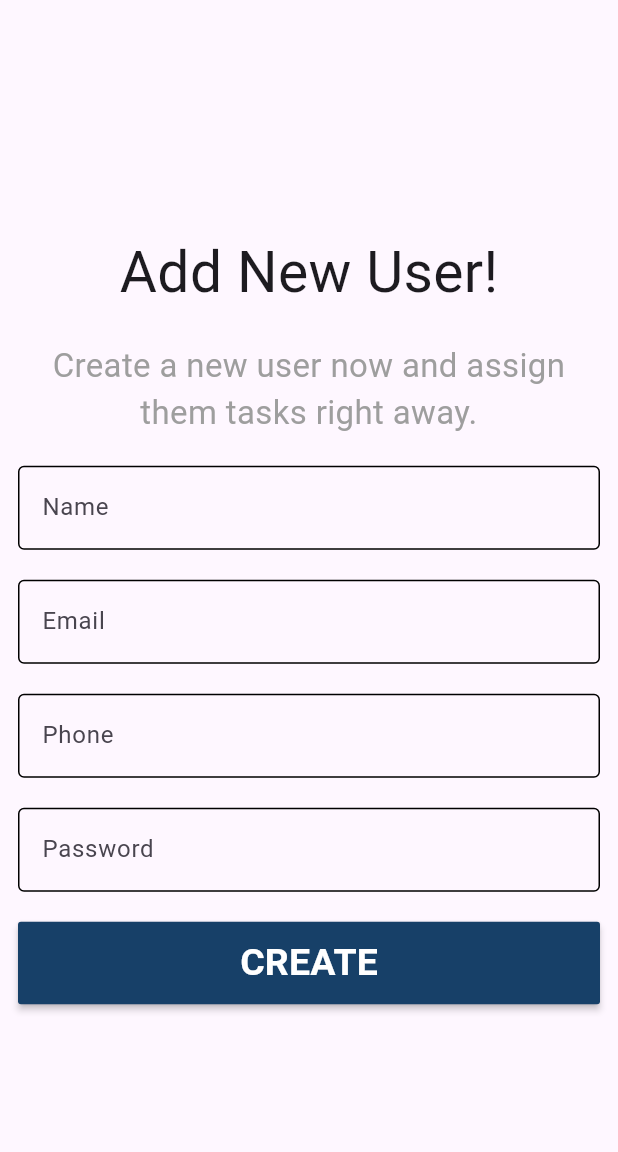
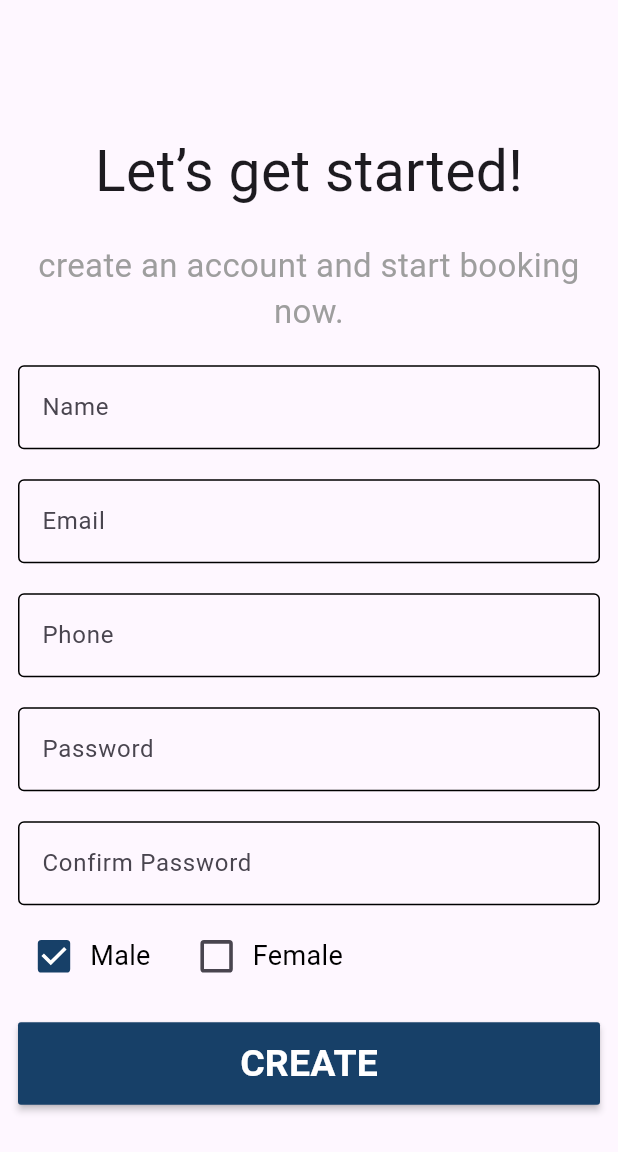
Before and after one commit to MostafaAlyy/Vcare, a Flutter app: the screen it shows after launch, on a phone screen of 412 x 824 dp. Shown: the top 1152 px of the screen. Run offline on Flutter 3.47's test engine with Material 2 defaults, Android fonts, the phone set to English and light mode, and no system bars; our stand-ins replace dio, flutter_bloc.

```diff
--- a/lib/Core/ColorHelper.dart
+++ b/lib/Core/ColorHelper.dart
@@ -1,5 +1,5 @@
 import 'package:flutter/material.dart';
 
 class ColorHelper {
-  static const mainColor = Color(0xff174068);
+  static const Color mainColor = Color(0xff174068);
 }
--- a/lib/Features/Auth/View/Pages/register.dart
+++ b/lib/Features/Auth/View/Pages/register.dart
@@ -15,7 +15,9 @@ class _RegisterPageState extends State<RegisterPage> {
   final TextEditingController emailController = TextEditingController();
   final TextEditingController phoneController = TextEditingController();
   final TextEditingController passwordController = TextEditingController();
-
+  final TextEditingController passwordConfirmController =
+      TextEditingController();
+  bool male = true;
   @override
   Widget build(BuildContext context) {
     return BlocProvider(
@@ -35,7 +37,7 @@ class _RegisterPageState extends State<RegisterPage> {
                   mainAxisAlignment: MainAxisAlignment.center,
                   children: [
                     Text(
-                      "Add New User!",
+                      "Let’s get started!",
                       style: TextStyle(
                           fontSize:
                               MediaQuery.of(context).textScaleFactor * 38),
@@ -44,7 +46,7 @@ class _RegisterPageState extends State<RegisterPage> {
                       height: 20,
                     ),
                     Text(
-                      "Create a new user now and assign them tasks right away.",
+                      "create an account and start booking now.",
                       textAlign: TextAlign.center,
                       style: TextStyle(
                           color: Colors.grey,
@@ -98,6 +100,77 @@ class _RegisterPageState extends State<RegisterPage> {
                     const SizedBox(
                       height: 20,
                     ),
+                    TextFormField(
+                      controller: passwordConfirmController,
+                      keyboardType: TextInputType.emailAddress,
+                      decoration: const InputDecoration(
+                        enabledBorder: OutlineInputBorder(),
+                        labelText: "Confirm Password",
+                      ),
+                    ),
+                    const SizedBox(
+                      height: 10,
+                    ),
+                    Row(
+                      children: [
+                        Row(
+                          children: [
+                            Transform.scale(
+                              scale: 1.2,
+                              child: Checkbox(
+                                activeColor: ColorHelper.mainColor,
+                                checkColor: Colors.white,
+                                value: male,
+                                onChanged: (bool? value) {
+                                  setState(() {
+                                    male = value!;
+                                  });
+                                },
+                              ),
+                            ),
+                            Text(
+                              'Male',
+                              style: TextStyle(
+                                  color: Colors.black,
+                                  fontSize:
+                                      MediaQuery.of(context).textScaleFactor *
+                                          18),
+                            )
+                          ],
+                        ),
+                        const SizedBox(
+                          width: 20,
+                        ),
+                        Row(
+                          children: [
+                            Transform.scale(
+                              scale: 1.2,
+                              child: Checkbox(
+                                activeColor: ColorHelper.mainColor,
+                                checkColor: Colors.white,
+                                value: !male,
+                                onChanged: (bool? value) {
+                                  setState(() {
+                                    male = !value!;
+                                  });
+                                },
+                              ),
+                            ),
+                            Text(
+                              'Female',
+                              style: TextStyle(
+                                  color: Colors.black,
+                                  fontSize:
+                                      MediaQuery.of(context).textScaleFactor *
+                                          18),
+                            )
+                          ],
+                        ),
+                      ],
+                    ),
+                    const SizedBox(
+                      height: 20,
+                    ),
                     SizedBox(
                       width: double.infinity,
                       height: MediaQuery.of(context).size.height / 15,
--- a/lib/main.dart
+++ b/lib/main.dart
@@ -1,6 +1,7 @@
 // ignore_for_file: use_key_in_widget_constructors
 
 import 'package:flutter/material.dart';
+import 'package:vcare/Core/ColorHelper.dart';
 import 'package:vcare/Features/Auth/View/Pages/register.dart';
 
 void main() => runApp(MyApp());
@@ -11,8 +12,9 @@ class MyApp extends StatelessWidget {
     return MaterialApp(
       debugShowCheckedModeBanner: false,
       title: 'VCare',
-      theme:
-          ThemeData(useMaterial3: true, primaryColor: const Color(0xff174068)),
+      theme: ThemeData(
+        useMaterial3: true,
+      ),
       home: const RegisterPage(),
     );
   }
```
